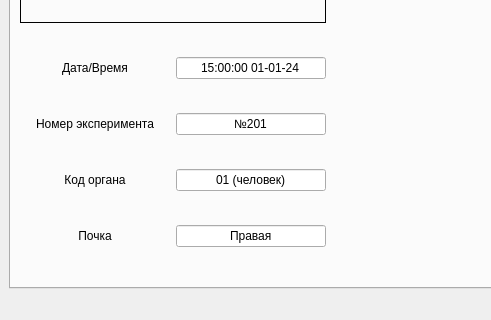
Old version of the form mainwindow.ui in the repository walrusfriend/Kidney-Monitor-Qt; both pictures show x 0 to 491 and y 280 to 600 of the 814 by 600 pixel window.
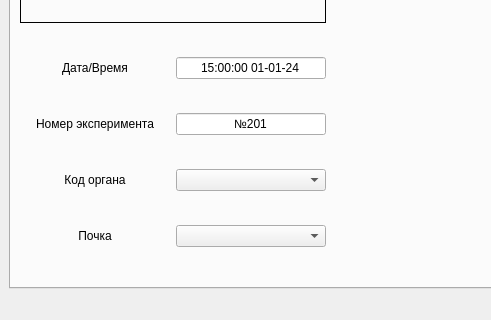
New version of the form. The open tabs and pages were chosen to show the change.

Commit message: Bind text fields from control and params pages. Add slots for contol buttons

```diff
--- a/mainwindow.ui
+++ b/mainwindow.ui
@@ -201,20 +201,7 @@
              </widget>
             </item>
             <item>
-             <widget class="QLineEdit" name="lineEdit_12">
-              <property name="minimumSize">
-               <size>
-                <width>150</width>
-                <height>0</height>
-               </size>
-              </property>
-              <property name="text">
-               <string>01 (человек)</string>
-              </property>
-              <property name="alignment">
-               <set>Qt::AlignmentFlag::AlignCenter</set>
-              </property>
-             </widget>
+             <widget class="QComboBox" name="cb_organ_code"/>
             </item>
            </layout>
           </item>
@@ -237,20 +224,7 @@
              </widget>
             </item>
             <item>
-             <widget class="QLineEdit" name="lineEdit_5">
-              <property name="minimumSize">
-               <size>
-                <width>150</width>
-                <height>0</height>
-               </size>
-              </property>
-              <property name="text">
-               <string>Правая</string>
-              </property>
-              <property name="alignment">
-               <set>Qt::AlignmentFlag::AlignCenter</set>
-              </property>
-             </widget>
+             <widget class="QComboBox" name="cb_kidney_selector"/>
             </item>
            </layout>
           </item>
```
Left out of the diff: 36 changed lines with no effect on the pictures. The commit also changes 2 other files.
